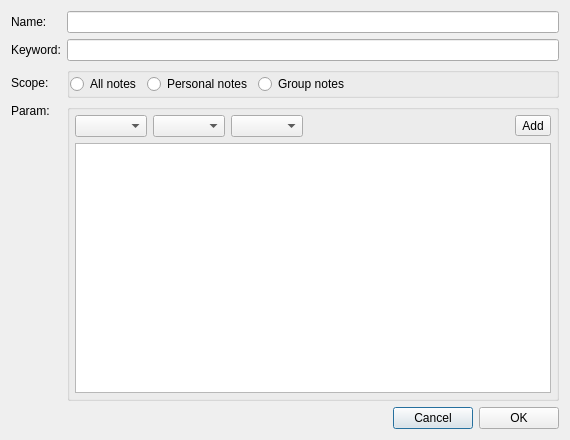
The window that src/ui/wizAdvancedSearchDialog.ui (WizTeam/WizQTClient) describes before a commit, drawn with Qt 5.
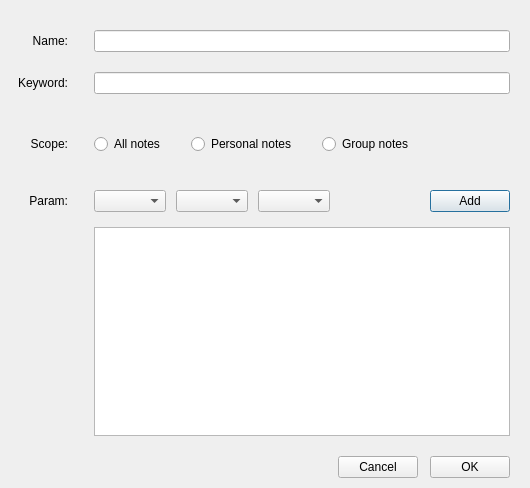
The same window after the commit.

Patch:
```diff
--- a/src/ui/wizAdvancedSearchDialog.ui
+++ b/src/ui/wizAdvancedSearchDialog.ui
@@ -6,37 +6,148 @@
    <rect>
     <x>0</x>
     <y>0</y>
-    <width>570</width>
-    <height>440</height>
+    <width>530</width>
+    <height>488</height>
    </rect>
   </property>
   <property name="windowTitle">
    <string>Advanced Search</string>
   </property>
-  <layout class="QVBoxLayout" name="verticalLayout_4">
+  <layout class="QVBoxLayout" name="verticalLayout_3">
+   <property name="spacing">
+    <number>0</number>
+   </property>
+   <property name="leftMargin">
+    <number>0</number>
+   </property>
+   <property name="topMargin">
+    <number>0</number>
+   </property>
+   <property name="rightMargin">
+    <number>0</number>
+   </property>
+   <property name="bottomMargin">
+    <number>0</number>
+   </property>
    <item>
-    <layout class="QGridLayout" name="gridLayout">
-     <item row="2" column="1">
-      <widget class="QGroupBox" name="groupBox">
-       <property name="title">
-        <string/>
-       </property>
+    <layout class="QVBoxLayout" name="verticalLayout_2">
+     <property name="spacing">
+      <number>20</number>
+     </property>
+     <property name="topMargin">
+      <number>30</number>
+     </property>
+     <item>
+      <layout class="QHBoxLayout" name="horizontalLayout_9">
+       <property name="spacing">
+        <number>26</number>
+       </property>
+       <property name="topMargin">
+        <number>0</number>
+       </property>
+       <property name="rightMargin">
+        <number>20</number>
+       </property>
+       <property name="bottomMargin">
+        <number>0</number>
+       </property>
+       <item>
+        <widget class="QLabel" name="label">
+         <property name="minimumSize">
+          <size>
+           <width>68</width>
+           <height>0</height>
+          </size>
+         </property>
+         <property name="text">
+          <string>Name:</string>
+         </property>
+         <property name="alignment">
+          <set>Qt::AlignRight|Qt::AlignTrailing|Qt::AlignVCenter</set>
+         </property>
+        </widget>
+       </item>
+       <item>
+        <layout class="QHBoxLayout" name="horizontalLayout_6">
+         <item>
+          <widget class="QLineEdit" name="lineEdit_name"/>
+         </item>
+        </layout>
+       </item>
+      </layout>
+     </item>
+     <item>
+      <layout class="QHBoxLayout" name="horizontalLayout_8">
+       <property name="spacing">
+        <number>26</number>
+       </property>
+       <property name="topMargin">
+        <number>0</number>
+       </property>
+       <property name="rightMargin">
+        <number>20</number>
+       </property>
+       <property name="bottomMargin">
+        <number>20</number>
+       </property>
+       <item>
+        <widget class="QLabel" name="label_3">
+         <property name="minimumSize">
+          <size>
+           <width>68</width>
+           <height>0</height>
+          </size>
+         </property>
+         <property name="text">
+          <string>Keyword:</string>
+         </property>
+         <property name="alignment">
+          <set>Qt::AlignRight|Qt::AlignTrailing|Qt::AlignVCenter</set>
+         </property>
+        </widget>
+       </item>
+       <item>
+        <widget class="QLineEdit" name="lineEdit_keyword"/>
+       </item>
+      </layout>
+     </item>
+    </layout>
+   </item>
+   <item>
+    <widget class="QWidget" name="widget_sperator" native="true"/>
+   </item>
+   <item>
        <layout class="QHBoxLayout" name="horizontalLayout_3">
         <property name="spacing">
-         <number>-1</number>
-        </property>
-        <property name="leftMargin">
-         <number>0</number>
+      <number>26</number>
         </property>
         <property name="topMargin">
-         <number>0</number>
+      <number>20</number>
         </property>
         <property name="rightMargin">
-         <number>0</number>
+      <number>20</number>
         </property>
         <property name="bottomMargin">
-         <number>0</number>
-        </property>
+      <number>20</number>
+     </property>
+     <item>
+      <widget class="QLabel" name="label_5">
+       <property name="minimumSize">
+        <size>
+         <width>68</width>
+         <height>0</height>
+        </size>
+       </property>
+       <property name="text">
+        <string>Scope:</string>
+       </property>
+       <property name="alignment">
+        <set>Qt::AlignRight|Qt::AlignTrailing|Qt::AlignVCenter</set>
+       </property>
+      </widget>
+     </item>
+     <item>
+      <layout class="QHBoxLayout" name="horizontalLayout_7">
         <item>
          <widget class="QRadioButton" name="radioButton_allNotes">
           <property name="text">
@@ -72,83 +183,71 @@
          </spacer>
         </item>
        </layout>
-      </widget>
-     </item>
-     <item row="0" column="1">
-      <layout class="QHBoxLayout" name="horizontalLayout_6">
-       <item>
-        <widget class="QLineEdit" name="lineEdit_name"/>
        </item>
       </layout>
      </item>
-     <item row="0" column="0">
-      <widget class="QLabel" name="label">
-       <property name="text">
-        <string>Name:</string>
-       </property>
-      </widget>
-     </item>
-     <item row="2" column="0">
-      <widget class="QLabel" name="label_5">
-       <property name="text">
-        <string>Scope:</string>
-       </property>
-      </widget>
-     </item>
-     <item row="1" column="0">
-      <widget class="QLabel" name="label_3">
-       <property name="text">
-        <string>Keyword:</string>
-       </property>
-      </widget>
-     </item>
-     <item row="1" column="1">
-      <widget class="QLineEdit" name="lineEdit_keyword"/>
-     </item>
-     <item row="3" column="0">
-      <layout class="QVBoxLayout" name="verticalLayout_3">
+   <item>
+    <widget class="QWidget" name="widget_sperator2" native="true"/>
+   </item>
+   <item>
+    <layout class="QHBoxLayout" name="horizontalLayout_4">
+     <property name="spacing">
+      <number>0</number>
+     </property>
+     <property name="topMargin">
+      <number>16</number>
+     </property>
+     <item>
+      <layout class="QVBoxLayout" name="verticalLayout">
+       <property name="spacing">
+        <number>0</number>
+       </property>
+       <property name="topMargin">
+        <number>0</number>
+       </property>
+       <property name="rightMargin">
+        <number>20</number>
+       </property>
+       <property name="bottomMargin">
+        <number>0</number>
+       </property>
+       <item>
+        <layout class="QHBoxLayout" name="horizontalLayout">
+         <property name="spacing">
+          <number>10</number>
+         </property>
+         <property name="bottomMargin">
+          <number>15</number>
+         </property>
+         <item>
+          <layout class="QHBoxLayout" name="horizontalLayout_5">
+           <property name="spacing">
+            <number>0</number>
+           </property>
+           <property name="leftMargin">
+            <number>0</number>
+           </property>
+           <property name="rightMargin">
+            <number>16</number>
+           </property>
        <item>
         <widget class="QLabel" name="label_4">
+             <property name="minimumSize">
+              <size>
+               <width>68</width>
+               <height>0</height>
+              </size>
+             </property>
          <property name="text">
           <string>Param:</string>
          </property>
-        </widget>
-       </item>
-       <item>
-        <spacer name="verticalSpacer_2">
-         <property name="orientation">
-          <enum>Qt::Vertical</enum>
-         </property>
-         <property name="sizeHint" stdset="0">
-          <size>
-           <width>20</width>
-           <height>40</height>
-          </size>
-         </property>
-        </spacer>
-       </item>
-      </layout>
-     </item>
-     <item row="3" column="1">
-      <widget class="QGroupBox" name="groupBox_2">
-       <property name="title">
-        <string/>
-       </property>
-       <layout class="QVBoxLayout" name="verticalLayout_2">
-        <property name="leftMargin">
-         <number>5</number>
-        </property>
-        <property name="topMargin">
-         <number>5</number>
-        </property>
-        <property name="rightMargin">
-         <number>5</number>
-        </property>
-        <property name="bottomMargin">
-         <number>5</number>
-        </property>
-        <item>
-         <layout class="QHBoxLayout" name="horizontalLayout">
+             <property name="alignment">
+              <set>Qt::AlignRight|Qt::AlignTrailing|Qt::AlignVCenter</set>
+             </property>
+            </widget>
+           </item>
+          </layout>
+         </item>
           <item>
            <widget class="QComboBox" name="comboBox_first"/>
           </item>
@@ -172,7 +271,7 @@
            </spacer>
           </item>
           <item>
-           <widget class="QToolButton" name="toolButton_add">
+          <widget class="QPushButton" name="toolButton_add">
             <property name="text">
              <string>Add</string>
             </property>
@@ -181,19 +280,39 @@
          </layout>
         </item>
         <item>
-         <layout class="QHBoxLayout" name="horizontalLayout_4">
+        <layout class="QHBoxLayout" name="horizontalLayout_10">
+         <property name="spacing">
+          <number>0</number>
+         </property>
+         <property name="leftMargin">
+          <number>94</number>
+         </property>
+         <property name="topMargin">
+          <number>0</number>
+         </property>
           <item>
            <widget class="QListWidget" name="listWidget"/>
           </item>
          </layout>
         </item>
        </layout>
-      </widget>
      </item>
     </layout>
    </item>
    <item>
     <layout class="QHBoxLayout" name="horizontalLayout_2">
+     <property name="spacing">
+      <number>12</number>
+     </property>
+     <property name="topMargin">
+      <number>20</number>
+     </property>
+     <property name="rightMargin">
+      <number>20</number>
+     </property>
+     <property name="bottomMargin">
+      <number>10</number>
+     </property>
      <item>
       <spacer name="horizontalSpacer">
        <property name="orientation">
```
Left out of the diff: 2 changed lines with no effect on the pictures. Lines whose indentation alone changed are shown as unchanged.
